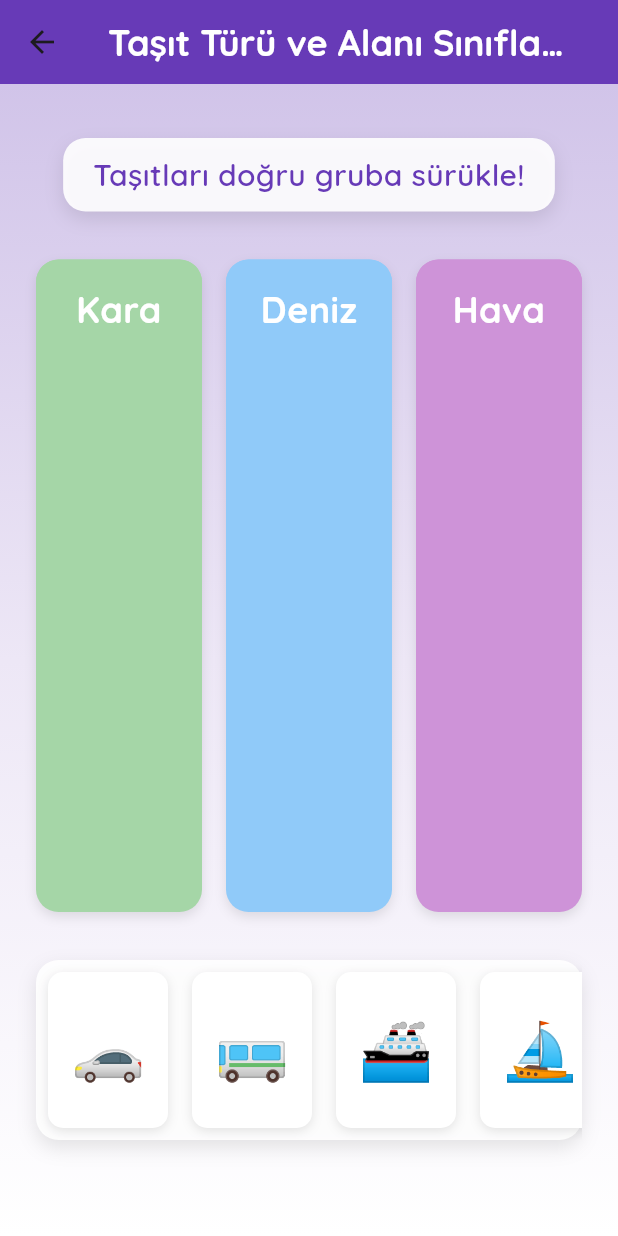
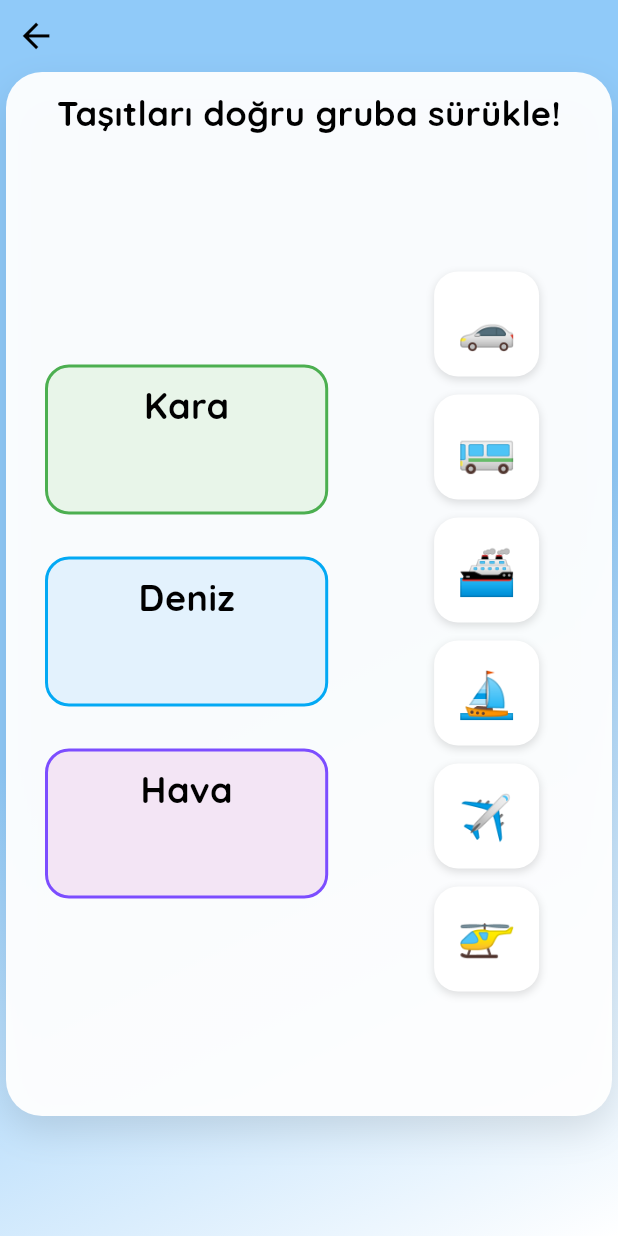
Before and after one commit to fzeynepgoren/Dixlearning, a Flutter app: the TasitSinifla screen opened directly, on a phone screen of 412 x 824 dp. Run offline on Flutter 3.47's test engine with Material 3 defaults, Android fonts, the phone set to English and light mode, and no system bars; our stand-ins replace audioplayers, fluentui_system_icons, flutter_animate, flutter_switch, google_fonts, shared_preferences; accounts and stored records are empty.

Commit message:
siniflama soru4 değişiklikleri

```diff
--- a/lib/siniflama1/soru4.dart
+++ b/lib/siniflama1/soru4.dart
@@ -339,9 +339,10 @@ class _YiyecekIcecekSiniflaState extends State<YiyecekIcecekSinifla>
             borderRadius: BorderRadius.circular(16),
           ),
           child: Column(
-            mainAxisAlignment: MainAxisAlignment.center,
             children: [
-              Text(
+              Container(
+                padding: const EdgeInsets.symmetric(vertical: 8),
+                child: Text(
                   title,
                   style: const TextStyle(
                     fontSize: 22,
@@ -349,10 +350,12 @@ class _YiyecekIcecekSiniflaState extends State<YiyecekIcecekSinifla>
                     color: Colors.black,
                   ),
                 ),
-              const SizedBox(height: 8),
-              Wrap(
+              ),
+              Expanded(
+                child: Wrap(
                   alignment: WrapAlignment.center,
                   spacing: 8,
+                  runSpacing: 4,
                   children:
                       group
                           .map(
@@ -365,6 +368,7 @@ class _YiyecekIcecekSiniflaState extends State<YiyecekIcecekSinifla>
                             ),
                           )
                           .toList(),
+                ),
               ),
             ],
           ),
--- a/lib/siniflama2/soru4.dart
+++ b/lib/siniflama2/soru4.dart
@@ -336,9 +336,10 @@ class _TeknolojikSiniflaState extends State<TeknolojikSinifla>
             borderRadius: BorderRadius.circular(16),
           ),
           child: Column(
-            mainAxisAlignment: MainAxisAlignment.center,
             children: [
-              Text(
+              Container(
+                padding: const EdgeInsets.symmetric(vertical: 8),
+                child: Text(
                   title,
                   style: const TextStyle(
                     fontSize: 22,
@@ -346,10 +347,12 @@ class _TeknolojikSiniflaState extends State<TeknolojikSinifla>
                     color: Colors.black,
                   ),
                 ),
-              const SizedBox(height: 8),
-              Wrap(
+              ),
+              Expanded(
+                child: Wrap(
                   alignment: WrapAlignment.center,
                   spacing: 8,
+                  runSpacing: 4,
                   children:
                       group
                           .map(
@@ -362,6 +365,7 @@ class _TeknolojikSiniflaState extends State<TeknolojikSinifla>
                             ),
                           )
                           .toList(),
+                ),
               ),
             ],
           ),
--- a/lib/siniflama3/soru4.dart
+++ b/lib/siniflama3/soru4.dart
@@ -115,147 +115,161 @@ class _TasitSiniflaState extends State<TasitSinifla>
   @override
   Widget build(BuildContext context) {
     final isEnglish = Provider.of<LanguageProvider>(context).isEnglish;
-    return Scaffold(
-      backgroundColor: const Color(0xFFE1F5FE),
-      appBar: AppBar(
-        title: Text(
-          isEnglish
-              ? 'Classify Vehicles by Type'
-              : 'Taşıt Türü ve Alanı Sınıflama',
-          style: const TextStyle(fontSize: 24, fontWeight: FontWeight.bold),
-        ),
-        centerTitle: true,
-        backgroundColor: Colors.deepPurple,
-        elevation: 0,
-        leading: IconButton(
-          icon: const Icon(Icons.arrow_back),
-          onPressed: () => Navigator.pop(context),
+    final screenSize = MediaQuery.of(context).size;
+    final iconSize = screenSize.width * 0.065;
+
+    return WillPopScope(
+      onWillPop: () async => false,
+      child: Scaffold(
+        body: Container(
+          decoration: BoxDecoration(
+            gradient: LinearGradient(
+              begin: Alignment.topLeft,
+              end: Alignment.bottomRight,
+              colors: [
+                Colors.blue.shade200,
+                Colors.blue.shade200,
+                const Color(0xffffffff),
+              ],
+              stops: const [0.0, 0.5, 1.0],
             ),
           ),
-      body: Stack(
+          child: SafeArea(
+            child: Column(
               children: [
-          Container(
-            decoration: BoxDecoration(
-              gradient: LinearGradient(
-                begin: Alignment.topCenter,
-                end: Alignment.bottomCenter,
-                colors: [
-                  Colors.deepPurple.shade100,
-                  Colors.deepPurple.shade50,
-                  Colors.white,
+                Row(
+                  mainAxisAlignment: MainAxisAlignment.spaceBetween,
+                  children: [
+                    IconButton(
+                      icon: Icon(
+                        Icons.arrow_back,
+                        color: Colors.black,
+                        size: iconSize,
+                      ),
+                      onPressed: () {
+                        Navigator.of(context).pop();
+                      },
+                    ),
                   ],
                 ),
-            ),
-          ),
-          Padding(
-            padding: const EdgeInsets.all(24.0),
-            child: Column(
-              children: [
-                const SizedBox(height: 12),
-                Container(
-                  padding:
-                      const EdgeInsets.symmetric(horizontal: 20, vertical: 10),
+                Expanded(
+                  child: Container(
+                    margin: const EdgeInsets.fromLTRB(4, 0, 4, 0),
+                    padding: const EdgeInsets.all(10),
                     decoration: BoxDecoration(
-                    color: Colors.white.withOpacity(0.9),
-                    borderRadius: BorderRadius.circular(15),
+                      color: Colors.white.withOpacity(0.95),
+                      borderRadius: BorderRadius.circular(24),
                       boxShadow: [
                         BoxShadow(
                           color: Colors.black.withOpacity(0.1),
-                        blurRadius: 10,
-                        offset: const Offset(0, 5),
+                          blurRadius: 20,
+                          offset: const Offset(0, 10),
                         ),
                       ],
+                    ),
+                    child: Column(
+                      children: [
+                        Container(
+                          padding: const EdgeInsets.symmetric(
+                            horizontal: 20,
+                            vertical: 1,
                           ),
                           child: Text(
                             isEnglish
                                 ? 'Drag the vehicles to the correct group!'
                                 : 'Taşıtları doğru gruba sürükle!',
                             style: const TextStyle(
-                      fontSize: 20,
-                      fontWeight: FontWeight.w600,
-                      color: Colors.deepPurple,
+                              fontSize: 23,
+                              fontWeight: FontWeight.bold,
+                              color: Colors.black,
                             ),
                             textAlign: TextAlign.center,
                           ),
                         ),
-                const SizedBox(height: 32),
+                        const SizedBox(height: 15),
                         Expanded(
                           child: Row(
-                    crossAxisAlignment: CrossAxisAlignment.stretch,
+                            mainAxisAlignment: MainAxisAlignment.spaceEvenly,
+                            crossAxisAlignment: CrossAxisAlignment.start,
                             children: [
                               Expanded(
-                        child: _buildGroup(
+                                flex: 3,
+                                child: Column(
+                                  mainAxisAlignment: MainAxisAlignment.center,
+                                  children: [
+                                    _buildGroup(
                                       isEnglish ? 'Land' : 'Kara',
                                       landGroup,
                                       'kara',
-                          Colors.green.shade200,
+                                      Colors.green.shade50,
+                                      Colors.green,
+                                    ),
+                                    const SizedBox(height: 16),
+                                    _buildGroup(
+                                      isEnglish ? 'Sea' : 'Deniz',
+                                      seaGroup,
+                                      'deniz',
+                                      Colors.blue.shade50,
+                                      Colors.lightBlue,
+                                    ),
+                                    const SizedBox(height: 16),
+                                    _buildGroup(
+                                      isEnglish ? 'Air' : 'Hava',
+                                      airGroup,
+                                      'hava',
+                                      Colors.purple.shade50,
+                                      Colors.deepPurpleAccent,
+                                    ),
+                                  ],
                                 ),
                               ),
                               const SizedBox(width: 16),
                               Expanded(
-                        child: _buildGroup(
-                          isEnglish ? 'Sea' : 'Deniz',
-                          seaGroup,
-                          'deniz',
-                          Colors.blue.shade200,
+                                flex: 2,
+                                child: Column(
+                                  mainAxisAlignment: MainAxisAlignment.center,
+                                  children:
+                                      items
+                                          .where((item) => !item['isPlaced'])
+                                          .map((item) {
+                                            return Draggable<
+                                              Map<String, dynamic>
+                                            >(
+                                              data: item,
+                                              feedback: Material(
+                                                color: Colors.transparent,
+                                                child: _buildDraggableItem(
+                                                  item,
                                                 ),
                                               ),
-                      const SizedBox(width: 16),
-                      Expanded(
-                        child: _buildGroup(
-                          isEnglish ? 'Air' : 'Hava',
-                          airGroup,
-                          'hava',
-                          Colors.purple.shade200,
+                                              childWhenDragging: Opacity(
+                                                opacity: 0.3,
+                                                child: _buildDraggableItem(
+                                                  item,
+                                                ),
+                                              ),
+                                              child: _buildDraggableItem(item),
+                                            );
+                                          })
+                                          .toList(),
                                 ),
                               ),
                             ],
                           ),
                         ),
-                const SizedBox(height: 32),
-                Container(
-                  height: 120,
-                  decoration: BoxDecoration(
-                    color: Colors.white.withOpacity(0.9),
-                    borderRadius: BorderRadius.circular(15),
-                    boxShadow: [
-                      BoxShadow(
-                        color: Colors.black.withOpacity(0.1),
-                        blurRadius: 10,
-                        offset: const Offset(0, 5),
-                      ),
                       ],
                     ),
-                  child: ListView.builder(
-                    scrollDirection: Axis.horizontal,
-                    itemCount: items.length,
-                    itemBuilder: (context, index) {
-                      final item = items[index];
-                      if (!item['isPlaced']) {
-                        return Padding(
-                          padding: const EdgeInsets.all(8.0),
-                          child: Draggable<Map<String, dynamic>>(
-                            data: item,
-                            feedback: _buildDraggableItem(item),
-                            childWhenDragging: Container(
-                              width: 80,
-                              height: 80,
-                              decoration: BoxDecoration(
-                                color: Colors.grey.shade300,
-                                borderRadius: BorderRadius.circular(10),
                   ),
                 ),
-                            child: _buildDraggableItem(item),
+                Container(
+                  height: 80,
+                  padding: const EdgeInsets.symmetric(
+                    horizontal: 20,
+                    vertical: 10,
                   ),
-                        );
-                      }
-                      return const SizedBox.shrink();
-                    },
-                  ),
-                ),
-                const SizedBox(height: 20),
-                if (showFeedback)
-                  ScaleTransition(
+                  child:
+                      showFeedback
+                          ? ScaleTransition(
                             scale: CurvedAnimation(
                               parent: _feedbackController,
                               curve: Curves.elasticOut,
@@ -266,99 +280,108 @@ class _TasitSiniflaState extends State<TasitSinifla>
                                 horizontal: 20,
                               ),
                               decoration: BoxDecoration(
-                        color: Colors.transparent,
+                                color: Colors.white,
                                 borderRadius: BorderRadius.circular(16),
+                                boxShadow: [
+                                  BoxShadow(
+                                    color: Colors.black12,
+                                    blurRadius: 10,
+                                    offset: const Offset(0, 5),
+                                  ),
+                                ],
                               ),
                               child: Row(
                                 mainAxisSize: MainAxisSize.min,
+                                mainAxisAlignment: MainAxisAlignment.center,
                                 children: [
                                   Icon(
-                            isCorrect ? Icons.check_circle : Icons.cancel,
-                            color: isCorrect ? Colors.green : Colors.red,
+                                    isCorrect
+                                        ? Icons.check_circle
+                                        : Icons.cancel,
+                                    color:
+                                        isCorrect ? Colors.green : Colors.red,
                                     size: 28,
                                   ),
                                   const SizedBox(width: 10),
                                   Text(
                                     isCorrect
-                                ? (isEnglish ? 'Well done! 🎉' : 'Aferin! 🎉')
+                                        ? (isEnglish
+                                            ? 'Well done! 🎉'
+                                            : 'Aferin! 🎉')
                                         : (isEnglish
                                             ? 'Try again! 😔'
                                             : 'Tekrar dene! 😔'),
                                     style: TextStyle(
                                       fontSize: 18,
-                              color: isCorrect ? Colors.green : Colors.red,
+                                      color:
+                                          isCorrect ? Colors.green : Colors.red,
                                       fontWeight: FontWeight.bold,
                                     ),
                                   ),
                                 ],
                               ),
                             ),
+                          )
+                          : const SizedBox.shrink(),
                 ),
-                const SizedBox(height: 20),
               ],
             ),
           ),
-        ],
+        ),
       ),
     );
   }
 
-  Widget _buildGroup(String title, List<Map<String, dynamic>> group,
-      String type, Color color) {
+  Widget _buildGroup(
+    String title,
+    List<Map<String, dynamic>> group,
+    String type,
+    Color boxColor,
+    Color borderColor,
+  ) {
     return DragTarget<Map<String, dynamic>>(
       onWillAcceptWithDetails: (data) => true,
       onAcceptWithDetails: (data) => _handleDrag(data.data, type),
       builder: (context, candidateData, rejectedData) {
         return Container(
+          width: double.infinity,
+          height: 100,
+          margin: const EdgeInsets.symmetric(vertical: 6, horizontal: 16),
           decoration: BoxDecoration(
-            color: color,
-            borderRadius: BorderRadius.circular(15),
-            boxShadow: [
-              BoxShadow(
-                color: Colors.black.withOpacity(0.1),
-                blurRadius: 6,
-                offset: const Offset(0, 3),
-              ),
-            ],
+            color: boxColor,
+            border: Border.all(color: borderColor, width: 2),
+            borderRadius: BorderRadius.circular(16),
           ),
           child: Column(
             children: [
               Container(
-                padding: const EdgeInsets.all(16),
-                decoration: BoxDecoration(
-                  color: color,
-                  borderRadius: const BorderRadius.only(
-                    topLeft: Radius.circular(15),
-                    topRight: Radius.circular(15),
-                  ),
-                ),
-                width: double.infinity,
+                padding: const EdgeInsets.symmetric(vertical: 8),
                 child: Text(
                   title,
                   style: const TextStyle(
                     fontSize: 24,
                     fontWeight: FontWeight.bold,
-                    color: Colors.white,
+                    color: Colors.black,
                   ),
-                  textAlign: TextAlign.center,
                 ),
               ),
               Expanded(
-                child: Center(
-                  child: Column(
-                    mainAxisAlignment: MainAxisAlignment.center,
-                    children: group
-                        .map((item) => Padding(
-                              padding:
-                                  const EdgeInsets.symmetric(vertical: 12.0),
-                              child: Text(
+                child: Wrap(
+                  alignment: WrapAlignment.center,
+                  spacing: 10,
+                  runSpacing: 4,
+                  children:
+                      group
+                          .map(
+                            (item) => Text(
                               item['emoji'],
-                                style: const TextStyle(fontSize: 48),
-                                textAlign: TextAlign.center,
+                              style: const TextStyle(
+                                fontSize: 32,
+                                color: Color(0xFF999999),
                               ),
-                            ))
+                            ),
+                          )
                           .toList(),
-                  ),
                 ),
               ),
             ],
@@ -370,15 +393,16 @@ class _TasitSiniflaState extends State<TasitSinifla>
 
   Widget _buildDraggableItem(Map<String, dynamic> item) {
     return Container(
-      width: 80,
-      height: 80,
+      margin: const EdgeInsets.symmetric(vertical: 6),
+      width: 70,
+      height: 70,
       decoration: BoxDecoration(
         color: Colors.white,
-        borderRadius: BorderRadius.circular(10),
+        borderRadius: BorderRadius.circular(16),
         boxShadow: [
           BoxShadow(
-            color: Colors.black.withOpacity(0.1),
-            blurRadius: 5,
+            color: Colors.black12,
+            blurRadius: 4,
             offset: const Offset(0, 2),
           ),
         ],
@@ -386,7 +410,7 @@ class _TasitSiniflaState extends State<TasitSinifla>
       child: Center(
         child: Text(
           item['emoji'],
-          style: const TextStyle(fontSize: 40),
+          style: const TextStyle(fontSize: 32, color: Colors.black),
         ),
       ),
     );
```
Lines whose indentation alone changed are shown as unchanged.
